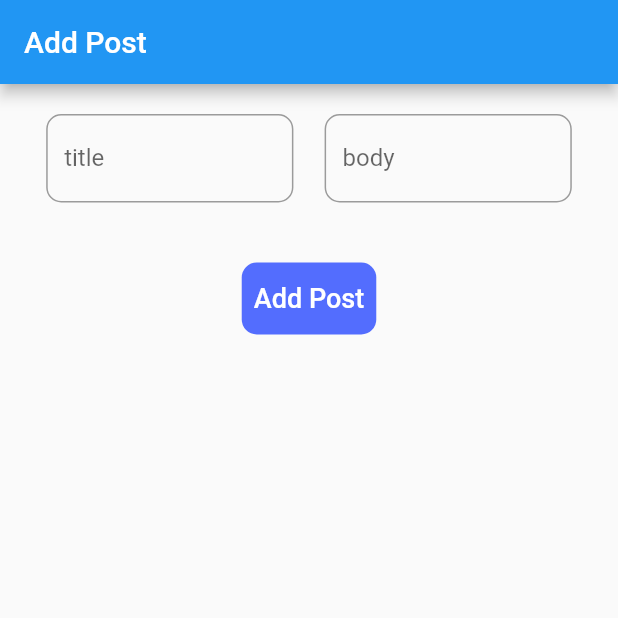
After one commit to TejasLearningGithub/DioWithMethods, a Flutter app: the RetrivePosts screen opened directly, on a phone screen of 412 x 824 dp, the top half of it. The commit adds this screen. Run offline on Flutter 3.47's test engine with Material 2 defaults, Android fonts, the light colour scheme and no system bars; our stand-ins replace dio; network calls fail.

Commit message:
todays work

```diff
--- /dev/null
+++ b/dio_flutter_methods/lib/screens/create_posts.dart
@@ -0,0 +1,139 @@
+import 'dart:convert';
+
+import 'package:dio/dio.dart';
+import 'package:dio_flutter_methods/model/posts.dart';
+import 'package:flutter/material.dart';
+
+class RetrivePosts extends StatefulWidget {
+  const RetrivePosts({super.key});
+
+  @override
+  State<RetrivePosts> createState() => _RetrivePostsState();
+}
+
+class _RetrivePostsState extends State<RetrivePosts> {
+  TextEditingController titleController = TextEditingController();
+  TextEditingController bodyController = TextEditingController();
+  late BuildContext dialogContext;
+
+  Future<void> addPosts(title, body) async {
+    const postUrl = 'https://jsonplaceholder.typicode.com/posts';
+    Dio dio = Dio();
+    final data = {
+      "title": title,
+      "body": body,
+      "userId": 1,
+    };
+
+    //dio.options.headers['Content-type'] = 'application/json; charset=UTF-8';
+
+    try {
+      final response = await dio.post(postUrl, data: data);
+      // ignore: use_build_context_synchronously
+      Navigator.pop(dialogContext);
+      // ignore: use_build_context_synchronously
+      buildShowSnackBar(context, "post added");
+      debugPrint('====post : ${response.data}====');
+      debugPrint('====post : ${response.statusMessage}====');
+    } catch (e) {
+      debugPrint('exception $e');
+    }
+  }
+
+  @override
+  Widget build(BuildContext context) {
+    return SafeArea(
+      child: Scaffold(
+        appBar: AppBar(
+          title: const Text("Add Post"),
+          automaticallyImplyLeading: false,
+        ),
+        body: ListView(
+          scrollDirection: Axis.vertical,
+          children: [
+            Padding(
+              padding: const EdgeInsets.symmetric(vertical: 20, horizontal: 10),
+              child: Row(
+                mainAxisAlignment: MainAxisAlignment.spaceEvenly,
+                children: [
+                  SizedBox(
+                    width: MediaQuery.of(context).size.width * .4,
+                    child: TextField(
+                      controller: titleController,
+                      decoration: InputDecoration(
+                        labelText: 'title',
+                        border: OutlineInputBorder(
+                          borderRadius: BorderRadius.circular(10),
+                        ),
+                      ),
+                    ),
+                  ),
+                  SizedBox(
+                    width: MediaQuery.of(context).size.width * .4,
+                    child: TextField(
+                      controller: bodyController,
+                      decoration: InputDecoration(
+                        labelText: 'body',
+                        border: OutlineInputBorder(
+                          borderRadius: BorderRadius.circular(10),
+                        ),
+                      ),
+                    ),
+                  ),
+                ],
+              ),
+            ),
+            Padding(
+              padding: const EdgeInsets.symmetric(vertical: 20),
+              child: Row(
+                mainAxisAlignment: MainAxisAlignment.spaceEvenly,
+                children: [
+                  Container(
+                    decoration: const BoxDecoration(
+                      color: Colors.indigoAccent,
+                      borderRadius: BorderRadius.all(Radius.circular(10)),
+                    ),
+                    child: TextButton(
+                      onPressed: () {
+                        showDialog(
+                            context: context,
+                            barrierDismissible: false,
+                            builder: (BuildContext context) {
+                              dialogContext = context;
+                              return const Center(
+                                child: CircularProgressIndicator(),
+                              );
+                            });
+                        if (titleController.text.isEmpty ||
+                            bodyController.text.isEmpty) {
+                          buildShowSnackBar(context, "please check your info.");
+                        } else {
+                          addPosts(titleController.text, bodyController.text);
+                        }
+                      },
+                      child: const Text(
+                        'Add Post',
+                        style: TextStyle(
+                          fontSize: 18,
+                          color: Colors.white,
+                        ),
+                      ),
+                    ),
+                  ),
+                ],
+              ),
+            ),
+          ],
+        ),
+      ),
+    );
+  }
+}
+
+void buildShowSnackBar(BuildContext context, String s) {
+  ScaffoldMessenger.of(context).showSnackBar(
+    SnackBar(
+      content: Text('$s'),
+    ),
+  );
+}
--- a/dio_flutter_methods/lib/screens/retrive_data.dart
+++ b/dio_flutter_methods/lib/screens/retrive_data.dart
@@ -38,4 +38,6 @@ class _RetriveAllDataState extends State<RetriveAllData> {
     print(response.statusCode);
     print(response.data.toString());
   }
+
+
 }
```
Also changed, not shown: dio_flutter_methods/lib/screens/dio_post.dart (added, +76 -0 lines).
